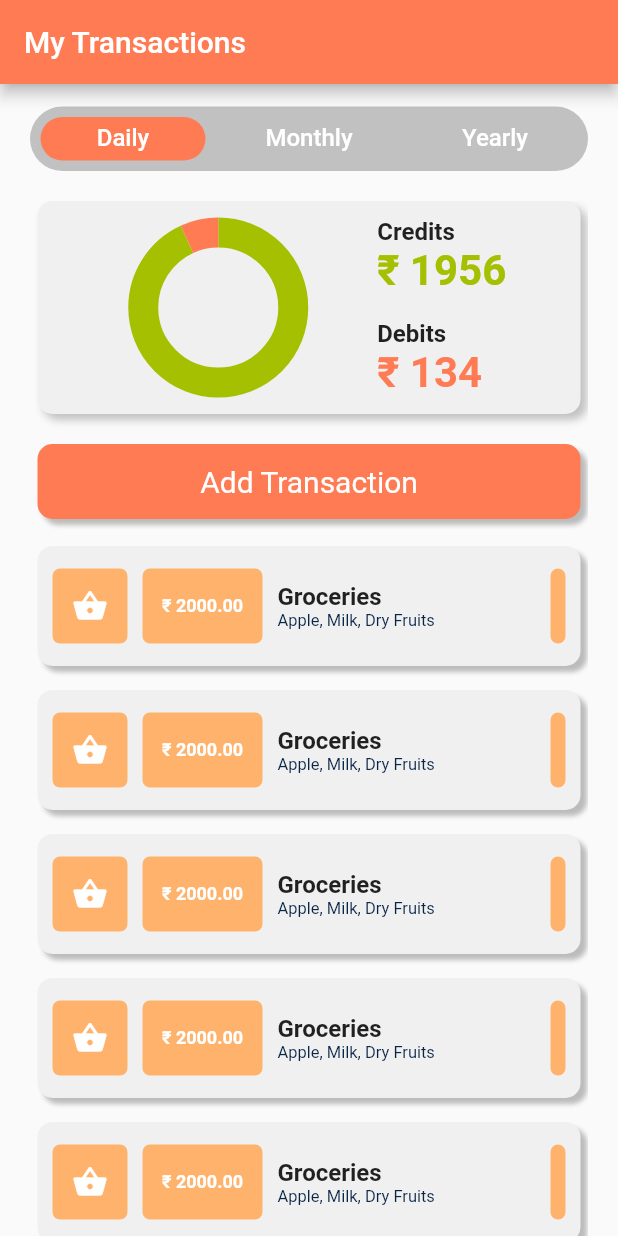
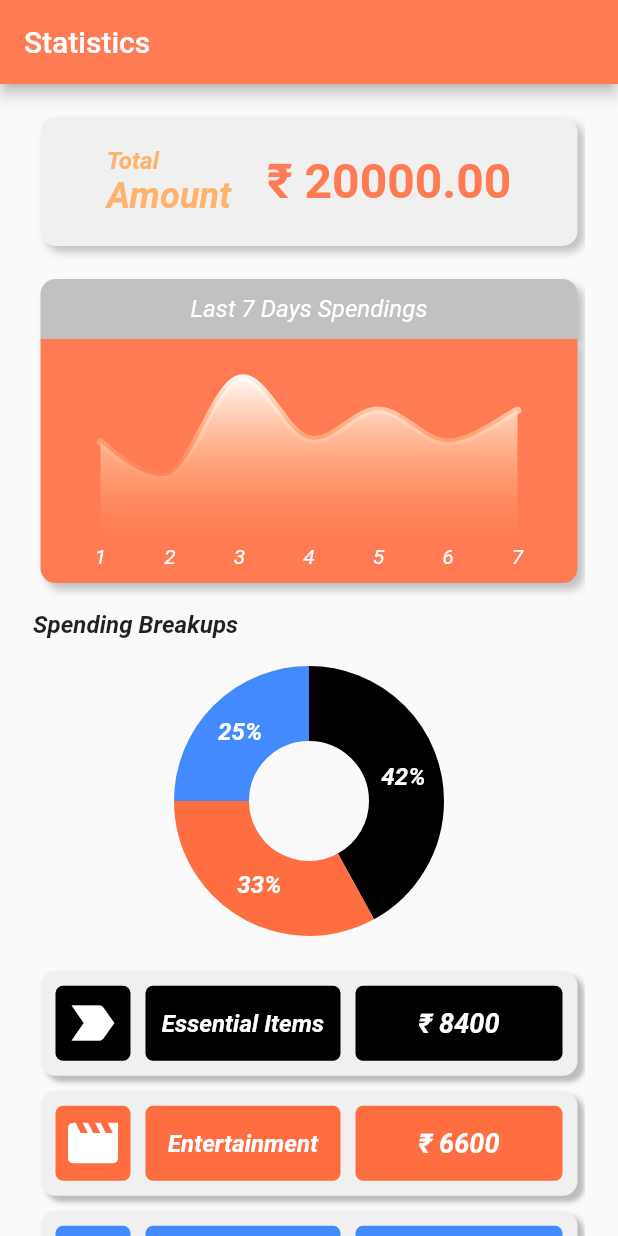
Before and after one commit to BluFin-Designs/Invox-App, a Flutter app: the screen it shows after launch, on a phone screen of 412 x 824 dp. Run offline on Flutter 3.47's test engine with Material 2 defaults, Android fonts, the phone set to English and light mode, and no system bars; drawn by our look-alikes of fl_chart.

Commit message:
StatisticsPageDesignDone

```diff
--- /dev/null
+++ b/invox/lib/Views/Screens/Statistics_Screen.dart
@@ -0,0 +1,158 @@
+import 'package:flutter/material.dart';
+
+import '../Widgets/Statistics_LineGraph.dart';
+import '../Widgets/StatisticsCard.dart';
+import '../Widgets/Statistics_PieChart.dart';
+
+class Statistics extends StatefulWidget {
+  static const routeName = '/statisics';
+  const Statistics({Key? key}) : super(key: key);
+
+  @override
+  State<Statistics> createState() => _StatisticsState();
+}
+
+class _StatisticsState extends State<Statistics> {
+  List<Map> details = [
+    {
+      "Category": "Essential Items",
+      "value": 8400.00,
+      "color": Colors.black,
+      "icon": Icons.label_important
+    },
+    {
+      "Category": "Entertainment",
+      "value": 6600.00,
+      "color": Colors.deepOrangeAccent,
+      "icon": Icons.movie_creation
+    },
+    {
+      "Category": "Others",
+      "value": 5000.00,
+      "color": Colors.blueAccent,
+      "icon": Icons.male_sharp
+    },
+  ];
+
+  @override
+  Widget build(BuildContext context) {
+    return Scaffold(
+      extendBody: true,
+      appBar: AppBar(
+        backgroundColor: Theme.of(context).primaryColor,
+        title: const Text("Statistics"),
+        centerTitle: false,
+      ),
+      body: Padding(
+        padding: const EdgeInsets.only(left: 22.0, right: 22.0),
+        child: SingleChildScrollView(
+          child: Column(
+            children: [
+              const SizedBox(
+                height: 22.0,
+              ),
+              Padding(
+                padding: const EdgeInsets.symmetric(horizontal: 5.0),
+                child: Container(
+                  height: 86.0,
+                  width: double.infinity,
+                  decoration: BoxDecoration(
+                    borderRadius: BorderRadius.circular(10.0),
+                    color: const Color(0xFFF0F0F0),
+                    boxShadow: const [
+                      BoxShadow(
+                        color: Color(0xFFC1C1C1),
+                        blurRadius: 4,
+                        offset: Offset(4, 4), // Shadow position
+                      ),
+                    ],
+                  ),
+                  child: Row(
+                    mainAxisAlignment: MainAxisAlignment.center,
+                    children: [
+                      Column(
+                        mainAxisAlignment: MainAxisAlignment.center,
+                        crossAxisAlignment: CrossAxisAlignment.start,
+                        children: [
+                          Text(
+                            "Total",
+                            style: TextStyle(
+                              fontSize: 16.0,
+                              fontWeight: FontWeight.bold,
+                              color: Theme.of(context).accentColor,
+                              fontStyle: FontStyle.italic,
+                            ),
+                          ),
+                          Text(
+                            "Amount",
+                            style: TextStyle(
+                              fontSize: 24.0,
+                              fontWeight: FontWeight.bold,
+                              color: Theme.of(context).accentColor,
+                              fontStyle: FontStyle.italic,
+                            ),
+                          ),
+                        ],
+                      ),
+                      const SizedBox(
+                        width: 24.0,
+                      ),
+                      Text(
+                        "₹ 20000.00",
+                        style: TextStyle(
+                            color: Theme.of(context).primaryColor,
+                            fontWeight: FontWeight.bold,
+                            fontSize: 32.0),
+                      ),
+                    ],
+                  ),
+                ),
+              ),
+              const SizedBox(
+                height: 22.0,
+              ),
+              Padding(
+                padding: const EdgeInsets.symmetric(horizontal: 5.0),
+                child: StatisticsGraph(),
+              ),
+              const SizedBox(
+                height: 18.0,
+              ),
+              SizedBox(
+                width: MediaQuery.of(context).size.width,
+                child: const Text(
+                  "Spending Breakups",
+                  style: TextStyle(
+                    fontSize: 16.0,
+                    fontStyle: FontStyle.italic,
+                    fontWeight: FontWeight.bold,
+                  ),
+                  textAlign: TextAlign.left,
+                ),
+              ),
+              StatisticsPieChart(
+                stats: details,
+              ),
+              ListView.builder(
+                physics: const NeverScrollableScrollPhysics(),
+                shrinkWrap: true,
+                itemBuilder: (ctx, index) {
+                  return Padding(
+                    padding: const EdgeInsets.symmetric(horizontal: 5.0),
+                    child: StatisticsCard(
+                      text: details[index]["Category"],
+                      amount: details[index]["value"],
+                      icon: details[index]["icon"],
+                      color: details[index]["color"],
+                    ),
+                  );
+                },
+                itemCount: details.length,
+              ),
+            ],
+          ),
+        ),
+      ),
+    );
+  }
+}
--- /dev/null
+++ b/invox/lib/Views/Widgets/StatisticsCard.dart
@@ -0,0 +1,91 @@
+import 'package:flutter/material.dart';
+
+class StatisticsCard extends StatelessWidget {
+  const StatisticsCard(
+      {super.key,
+      required this.text,
+      required this.amount,
+      required this.icon,
+      required this.color});
+  final String text;
+  final double? amount;
+  final IconData icon;
+  final Color color;
+  @override
+  Widget build(BuildContext context) {
+    return Padding(
+      padding: const EdgeInsets.symmetric(vertical: 5.0),
+      child: Container(
+        height: 70,
+        decoration: BoxDecoration(
+          color: const Color(0xffF0F0F0),
+          borderRadius: BorderRadius.circular(10),
+          boxShadow: const [
+            BoxShadow(
+              color: Color.fromRGBO(0, 0, 0, 0.25),
+              blurRadius: 2,
+              offset: Offset(4, 4),
+            ),
+          ],
+        ),
+        child: Padding(
+          padding: const EdgeInsets.symmetric(horizontal: 10.0),
+          child: Row(
+            children: [
+              Container(
+                height: 50,
+                width: 50,
+                decoration: BoxDecoration(
+                    color: color, borderRadius: BorderRadius.circular(5)),
+                child: Icon(
+                  icon,
+                  color: Colors.white,
+                  size: 40.0,
+                ),
+              ),
+              const SizedBox(
+                width: 10,
+              ),
+              Container(
+                height: 50,
+                width: 130,
+                decoration: BoxDecoration(
+                    color: color, borderRadius: BorderRadius.circular(5)),
+                child: Center(
+                  child: Text(
+                    text,
+                    style: const TextStyle(
+                        fontWeight: FontWeight.bold,
+                        fontStyle: FontStyle.italic,
+                        color: Colors.white,
+                        fontSize: 16),
+                  ),
+                ),
+              ),
+              const SizedBox(
+                width: 10,
+              ),
+              Expanded(
+                child: Container(
+                  height: 50,
+                  decoration: BoxDecoration(
+                      color: color, borderRadius: BorderRadius.circular(5)),
+                  child: Center(
+                    child: Text(
+                      "₹ ${amount?.toStringAsFixed(0)}",
+                      style: const TextStyle(
+                          fontWeight: FontWeight.bold,
+                          fontStyle: FontStyle.italic,
+                          color: Colors.white,
+                          fontSize: 18),
+                    ),
+                  ),
+                ),
+              ),
+            ],
+          ),
+        ),
+      ),
+    );
+  }
+}
--- /dev/null
+++ b/invox/lib/Views/Widgets/Statistics_LineGraph.dart
@@ -0,0 +1,147 @@
+import 'package:flutter/material.dart';
+import 'package:fl_chart/fl_chart.dart';
+
+class StatisticsGraph extends StatelessWidget {
+  const StatisticsGraph({super.key});
+
+  @override
+  Widget build(BuildContext context) {
+    return Column(
+      children: [
+        Container(
+          alignment: Alignment.center,
+          height: 40,
+          decoration: const BoxDecoration(
+            color: Color(0xffC1C1C1),
+            borderRadius: BorderRadius.only(
+              topLeft: Radius.circular(10),
+              topRight: Radius.circular(10),
+            ),
+            boxShadow: [
+              BoxShadow(
+                color: Color(0xFFC1C1C1),
+                blurRadius: 4,
+                offset: Offset(4, 4), // Shadow position
+              ),
+            ],
+          ),
+          child: const Text(
+            "Last 7 Days Spendings",
+            style: TextStyle(
+              fontStyle: FontStyle.italic,
+              fontSize: 16.0,
+              color: Colors.white,
+            ),
+          ),
+        ),
+        AspectRatio(
+          aspectRatio: 2.2,
+          child: Container(
+            decoration: BoxDecoration(
+              color: Theme.of(context).primaryColor,
+              borderRadius: const BorderRadius.only(
+                bottomLeft: Radius.circular(10),
+                bottomRight: Radius.circular(10),
+              ),
+              boxShadow: const [
+                BoxShadow(
+                  color: Color(0xFFC1C1C1),
+                  blurRadius: 4,
+                  offset: Offset(4, 4), // Shadow position
+                ),
+              ],
+            ),
+            child: Padding(
+              padding: const EdgeInsets.only(top: 5.0, left: 40.0, right: 40.0),
+              child: LineChart(
+                LineChartData(
+                  clipData: FlClipData.horizontal(),
+                  titlesData: titlesData,
+                  borderData: FlBorderData(
+                    show: true,
+                    border: const Border(),
+                  ),
+                  gridData: FlGridData(
+                    drawHorizontalLine: false,
+                    drawVerticalLine: false,
+                  ),
+                  minX: 1,
+                  minY: 0,
+                  maxX: 7,
+                  maxY: 6,
+                  lineBarsData: [
+                    LineChartBarData(
+                      spots: [
+                        FlSpot(1, 3),
+                        FlSpot(2, 2),
+                        FlSpot(3, 5),
+                        FlSpot(4, 3.1),
+                        FlSpot(5, 4),
+                        FlSpot(6, 3),
+                        FlSpot(7, 4),
+                      ],
+                      isCurved: true,
+                      gradient: _barsGradient,
+                      barWidth: 5,
+                      isStrokeCapRound: true,
+                      dotData: FlDotData(
+                        show: false,
+                      ),
+                      belowBarData: BarAreaData(
+                        show: true,
+                        gradient: _barsGradient,
+                      ),
+                    ),
+                  ],
+                ),
+              ),
+            ),
+          ),
+        ),
+      ],
+    );
+  }
+
+  LinearGradient get _barsGradient => const LinearGradient(
+        colors: [
+          Color.fromRGBO(255, 178, 107, 0),
+          Color(0xFFFFFFFF),
+        ],
+        end: Alignment.topCenter,
+        begin: Alignment.bottomCenter,
+      );
+
+  Widget getTitles(double value, TitleMeta meta) {
+    const style = TextStyle(
+      color: Colors.white,
+      fontStyle: FontStyle.italic,
+      fontSize: 14,
+    );
+    return SideTitleWidget(
+      axisSide: meta.axisSide,
+      space: 4,
+      child: Text(value.toInt().toString(), style: style),
+    );
+  }
+
+  FlTitlesData get titlesData => FlTitlesData(
+        show: true,
+        bottomTitles: AxisTitles(
+          sideTitles: SideTitles(
+            showTitles: true,
+            reservedSize: 30,
+            getTitlesWidget: getTitles,
+            interval: 1,
+          ),
+        ),
+        leftTitles: AxisTitles(
+          sideTitles: SideTitles(showTitles: false),
+        ),
+        topTitles: AxisTitles(
+          sideTitles: SideTitles(showTitles: false),
+        ),
+        rightTitles: AxisTitles(
+          sideTitles: SideTitles(showTitles: false),
+        ),
+      );
+}
--- /dev/null
+++ b/invox/lib/Views/Widgets/Statistics_PieChart.dart
@@ -0,0 +1,56 @@
+import 'package:flutter/material.dart';
+import 'package:fl_chart/fl_chart.dart';
+
+class StatisticsPieChart extends StatelessWidget {
+  List stats;
+
+  StatisticsPieChart({
+    super.key,
+    required this.stats,
+  });
+
+  double getTotal() {
+    double total = 0;
+    for (int i = 0; i < stats.length; i++) {
+      total = total + stats[i]["value"];
+    }
+    return total;
+  }
+
+  @override
+  Widget build(BuildContext context) {
+    return SizedBox(
+      width: MediaQuery.of(context).size.width,
+      child: AspectRatio(
+        aspectRatio: 1.7,
+        child: PieChart(
+          PieChartData(
+            startDegreeOffset: -90,
+            sectionsSpace: 0,
+            centerSpaceRadius: 40,
+            sections: showingSections(),
+          ),
+        ),
+      ),
+    );
+  }
+
+  List<PieChartSectionData> showingSections() {
+    List<PieChartSectionData> data = [];
+    for (var element in stats) {
+      data.add(PieChartSectionData(
+          color: element["color"],
+          value: element["value"],
+          showTitle: true,
+          title:
+              ('${((element["value"] / getTotal()) * 100).toStringAsFixed(0)}%'),
+          titleStyle: const TextStyle(
+              color: Colors.white,
+              fontWeight: FontWeight.bold,
+              fontSize: 16.0,
+              fontStyle: FontStyle.italic),
+          radius: 50.0));
+    }
+    return data;
+  }
+}
--- a/invox/lib/main.dart
+++ b/invox/lib/main.dart
@@ -4,6 +4,7 @@ import './Views/Screens/LoginSignUp_Screen.dart';
 import './Views/Screens/HomePage_Screen.dart';
 import '../Views/Screens/Profile_Screen.dart';
 import 'Views/Screens/Transaction_Screen.dart';
+import 'Views/Screens/Statistics_Screen.dart';
 
 void main() {
   runApp(const MyApp());
@@ -20,12 +21,13 @@ class MyApp extends StatelessWidget {
         primaryColor: const Color(0xFFFF7B54),
         accentColor: const Color(0xffFFB26B),
       ),
-      home: const Transaction(),
+      home: const Statistics(),
       routes: {
         LoginSignUp.routeName: (ctx) => const LoginSignUp(),
         HomePage.routeName: (ctx) => const HomePage(),
         Profile.routeName: (ctx) => const Profile(),
         Transaction.routeName: (ctx) => const Transaction(),
+        Statistics.routeName: (ctx) => const Statistics(),
       },
     );
   }
```
